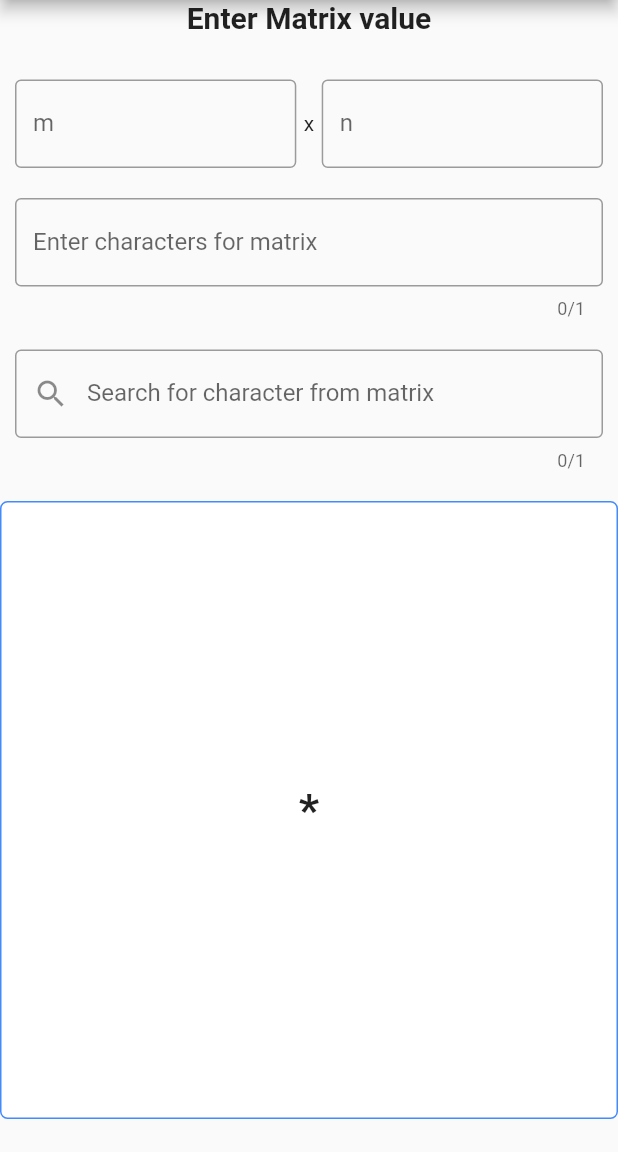
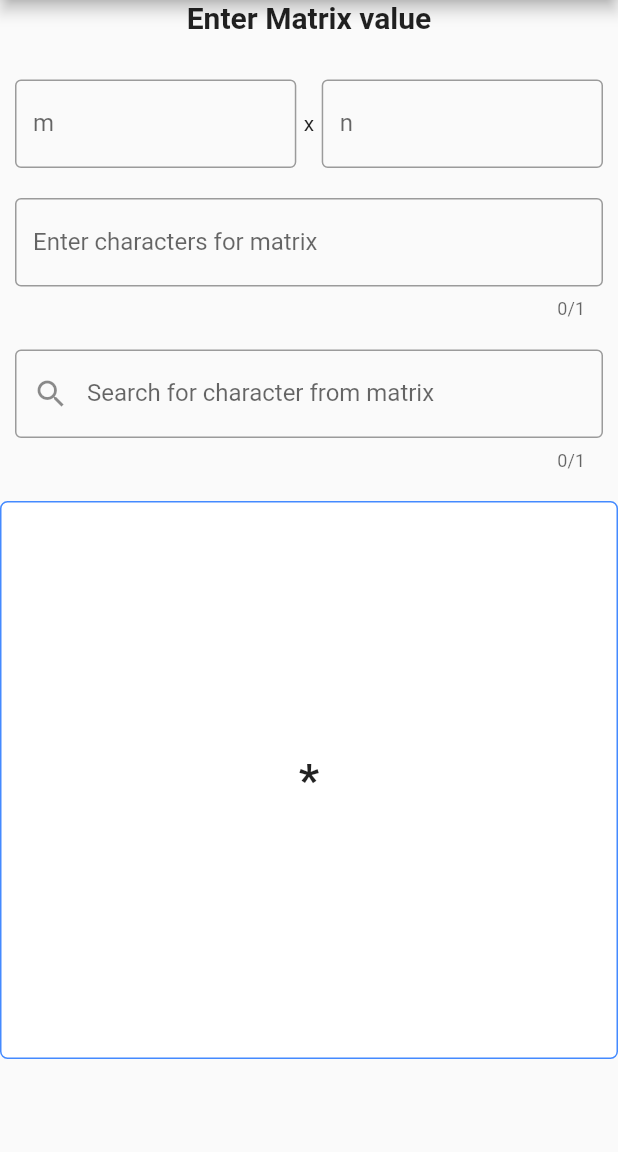
Before and after one commit to adispatil/Mobigic-Assignment, a Flutter app: the screen it shows after launch, on a phone screen of 412 x 824 dp, the part 84-1236 px from its top. Run offline on Flutter 3.47's test engine with Material 2 defaults, Android fonts, the phone set to English and light mode, and no system bars; our stand-ins replace get.

Commit message:
Grid scrollable fixed

```diff
--- a/lib/home_page.dart
+++ b/lib/home_page.dart
@@ -24,6 +24,12 @@ class _HomePageState extends State<HomePage> {
 
   @override
   Widget build(BuildContext context) {
+    var size = MediaQuery.of(context).size;
+
+    /*24 is for notification bar on Android*/
+    final double itemHeight = (size.height - kToolbarHeight - 24) / 2;
+    final double itemWidth = size.width / 1;
+
     return Scaffold(
       appBar: AppBar(title: Text('Mobigic Test'),),
       body: SafeArea(
@@ -148,6 +154,7 @@ class _HomePageState extends State<HomePage> {
                     crossAxisSpacing: 3,
                     mainAxisSpacing: 3,
                     crossAxisCount: _n ?? 0,
+                    childAspectRatio: (itemWidth / itemHeight),
                   ),
                   itemBuilder: (context, index) {
                     return Center(
```
